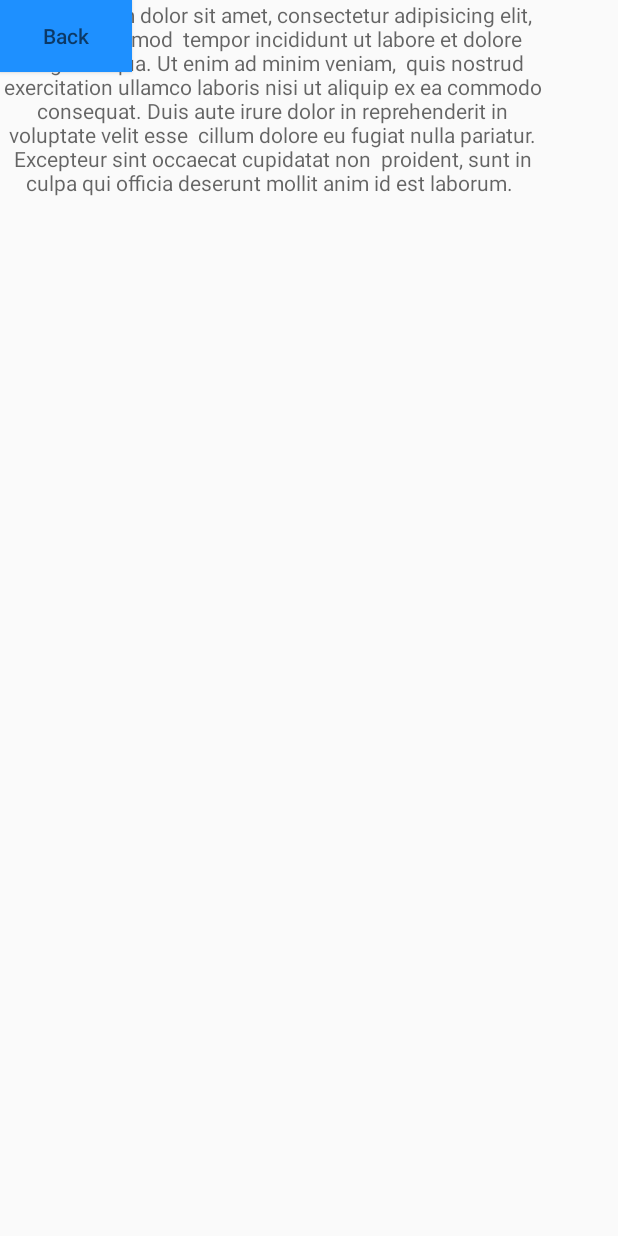
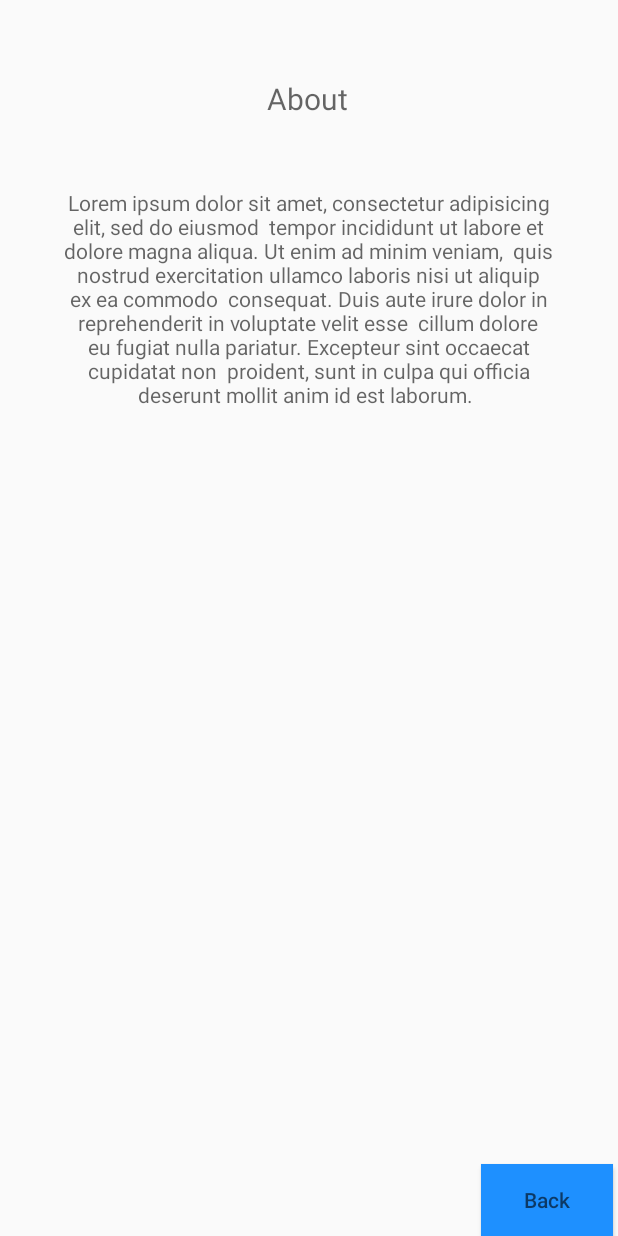
Before and after one commit to michaelwilliamalexander/Pr_Prog_Andro, an Android app: the layout activity_about.xml on its own in the app's theme, with its tools: preview values and no code run, on a phone screen of 412 x 824 dp. Run offline under Robolectric (Android 15) with nearby library versions, the phone set to English and light mode, and no system bars.

Commit message:
Tambah kelas

```diff
--- a/app/src/main/res/layout/activity_about.xml
+++ b/app/src/main/res/layout/activity_about.xml
@@ -1,29 +1,40 @@
 <?xml version="1.0" encoding="utf-8"?>
 <androidx.constraintlayout.widget.ConstraintLayout xmlns:android="http://schemas.android.com/apk/res/android"
+    xmlns:app="http://schemas.android.com/apk/res-auto"
     xmlns:tools="http://schemas.android.com/tools"
     android:orientation="vertical" android:layout_width="match_parent"
     android:layout_height="match_parent">
 
     <TextView
-        android:layout_width="363dp"
-        android:layout_height="208dp"
+        android:id="@+id/textView2"
+        android:layout_width="326dp"
+        android:layout_height="197dp"
+        android:gravity="center_horizontal"
         android:hint="Lorem ipsum dolor sit amet, consectetur adipisicing elit, sed do eiusmod
  tempor incididunt ut labore et dolore magna aliqua. Ut enim ad minim veniam,
  quis nostrud exercitation ullamco laboris nisi ut aliquip ex ea commodo
  consequat. Duis aute irure dolor in reprehenderit in voluptate velit esse
  cillum dolore eu fugiat nulla pariatur. Excepteur sint occaecat cupidatat non
  proident, sunt in culpa qui officia deserunt mollit anim id est laborum. "
-        android:gravity="center_horizontal"
-        tools:layout_editor_absoluteX="24dp"
-        tools:layout_editor_absoluteY="91dp" />
+        app:layout_constraintBottom_toBottomOf="parent"
+        app:layout_constraintEnd_toEndOf="parent"
+        app:layout_constraintHorizontal_bias="0.494"
+        app:layout_constraintStart_toStartOf="parent"
+        app:layout_constraintTop_toTopOf="parent"
+        app:layout_constraintVertical_bias="0.2" />
 
     <TextView
+        android:id="@+id/textView"
         android:layout_width="wrap_content"
         android:layout_height="wrap_content"
         android:hint="About"
         android:textSize="20dp"
-        tools:layout_editor_absoluteX="178dp"
-        tools:layout_editor_absoluteY="34dp" />
+        app:layout_constraintBottom_toBottomOf="parent"
+        app:layout_constraintEnd_toEndOf="parent"
+        app:layout_constraintHorizontal_bias="0.498"
+        app:layout_constraintStart_toStartOf="parent"
+        app:layout_constraintTop_toTopOf="parent"
+        app:layout_constraintVertical_bias="0.065" />
 
     <Button
         android:id="@+id/back"
@@ -31,6 +42,10 @@
         android:layout_height="wrap_content"
         android:background="@color/blue_light"
         android:hint="Back"
-        tools:layout_editor_absoluteX="323dp"
-        tools:layout_editor_absoluteY="683dp" />
+        app:layout_constraintBottom_toBottomOf="parent"
+        app:layout_constraintEnd_toEndOf="parent"
+        app:layout_constraintHorizontal_bias="0.99"
+        app:layout_constraintStart_toStartOf="parent"
+        app:layout_constraintTop_toTopOf="parent"
+        app:layout_constraintVertical_bias="1.0" />
 </androidx.constraintlayout.widget.ConstraintLayout>
--- a/app/src/main/res/layout/activity_main.xml
+++ b/app/src/main/res/layout/activity_main.xml
@@ -48,7 +48,7 @@
         android:hint="Login"
         android:background="@color/blue_light"
     />
-    <Button
+    <TextView
         android:id="@+id/join"
         android:layout_width="wrap_content"
         android:layout_height="wrap_content"
```
Also changed, not shown: app/src/main/AndroidManifest.xml (+12 -4 lines), app/src/main/java/com/example/logins/AboutActivity.java (added, +31 -0 lines), app/src/main/java/com/example/logins/HomeActivity.java (+16 -3 lines), app/src/main/java/com/example/logins/MainActivity.java (+16 -13 lines), app/src/main/java/com/example/logins/SignUpActivity.java (+23 -17 lines), app/src/main/res/layout/activity_signup.xml (+15 -8 lines).
